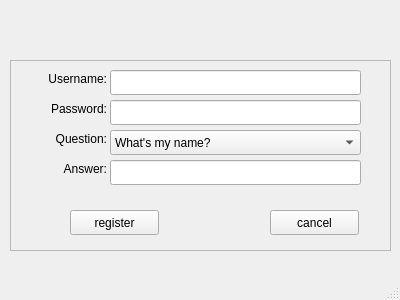
Old version of the form Client/mainwindow.ui in the repository lirunquan/TCPChat.
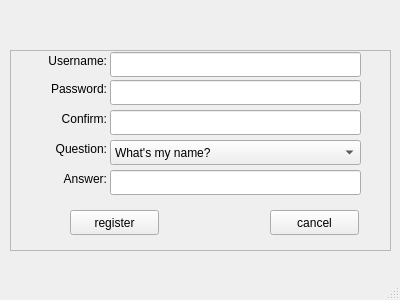
New version of the form. The open tabs and pages were chosen to show the change.

Commit message: need find page

```diff
--- a/Client/mainwindow.ui
+++ b/Client/mainwindow.ui
@@ -94,6 +94,9 @@
          <height>25</height>
         </rect>
        </property>
+       <property name="echoMode">
+        <enum>QLineEdit::Password</enum>
+       </property>
       </widget>
       <widget class="QPushButton" name="loginBtn">
        <property name="geometry">
@@ -144,9 +147,9 @@
       <property name="geometry">
        <rect>
         <x>10</x>
-        <y>10</y>
+        <y>0</y>
         <width>381</width>
-        <height>191</height>
+        <height>201</height>
        </rect>
       </property>
       <property name="frameShape">
@@ -159,7 +162,7 @@
        <property name="geometry">
         <rect>
          <x>20</x>
-         <y>10</y>
+         <y>2</y>
          <width>77</width>
          <height>17</height>
         </rect>
@@ -175,7 +178,7 @@
        <property name="geometry">
         <rect>
          <x>20</x>
-         <y>40</y>
+         <y>30</y>
          <width>77</width>
          <height>17</height>
         </rect>
@@ -191,7 +194,7 @@
        <property name="geometry">
         <rect>
          <x>20</x>
-         <y>70</y>
+         <y>90</y>
          <width>77</width>
          <height>17</height>
         </rect>
@@ -207,7 +210,7 @@
        <property name="geometry">
         <rect>
          <x>20</x>
-         <y>100</y>
+         <y>120</y>
          <width>77</width>
          <height>17</height>
         </rect>
@@ -223,7 +226,7 @@
        <property name="geometry">
         <rect>
          <x>100</x>
-         <y>10</y>
+         <y>2</y>
          <width>251</width>
          <height>25</height>
         </rect>
@@ -233,17 +236,20 @@
        <property name="geometry">
         <rect>
          <x>100</x>
-         <y>40</y>
+         <y>30</y>
          <width>251</width>
          <height>25</height>
         </rect>
        </property>
+       <property name="echoMode">
+        <enum>QLineEdit::Password</enum>
+       </property>
       </widget>
       <widget class="QComboBox" name="r_question">
        <property name="geometry">
         <rect>
          <x>100</x>
-         <y>70</y>
+         <y>90</y>
          <width>251</width>
          <height>25</height>
         </rect>
@@ -268,7 +274,7 @@
        <property name="geometry">
         <rect>
          <x>100</x>
-         <y>100</y>
+         <y>120</y>
          <width>251</width>
          <height>25</height>
         </rect>
@@ -278,7 +284,7 @@
        <property name="geometry">
         <rect>
          <x>60</x>
-         <y>150</y>
+         <y>160</y>
          <width>89</width>
          <height>25</height>
         </rect>
@@ -291,7 +297,7 @@
        <property name="geometry">
         <rect>
          <x>260</x>
-         <y>150</y>
+         <y>160</y>
          <width>89</width>
          <height>25</height>
         </rect>
@@ -300,9 +306,52 @@
         <string>cancel</string>
        </property>
       </widget>
+      <widget class="QLabel" name="label_4">
+       <property name="geometry">
+        <rect>
+         <x>20</x>
+         <y>60</y>
+         <width>77</width>
+         <height>17</height>
+        </rect>
+       </property>
+       <property name="text">
+        <string>Confirm:</string>
+       </property>
+       <property name="alignment">
+        <set>Qt::AlignRight|Qt::AlignTrailing|Qt::AlignVCenter</set>
+       </property>
+      </widget>
+      <widget class="QLineEdit" name="r_confirm">
+       <property name="geometry">
+        <rect>
+         <x>100</x>
+         <y>60</y>
+         <width>251</width>
+         <height>25</height>
+        </rect>
+       </property>
+       <property name="echoMode">
+        <enum>QLineEdit::Password</enum>
+       </property>
+      </widget>
      </widget>
     </widget>
-    <widget class="QWidget" name="page_6"/>
+    <widget class="QWidget" name="page_6">
+     <widget class="QLabel" name="label_5">
+      <property name="geometry">
+       <rect>
+        <x>10</x>
+        <y>0</y>
+        <width>67</width>
+        <height>17</height>
+       </rect>
+      </property>
+      <property name="text">
+       <string>TextLabel</string>
+      </property>
+     </widget>
+    </widget>
    </widget>
    <widget class="QFrame" name="frame">
     <property name="geometry">
```
The commit also changes 2 other files.
